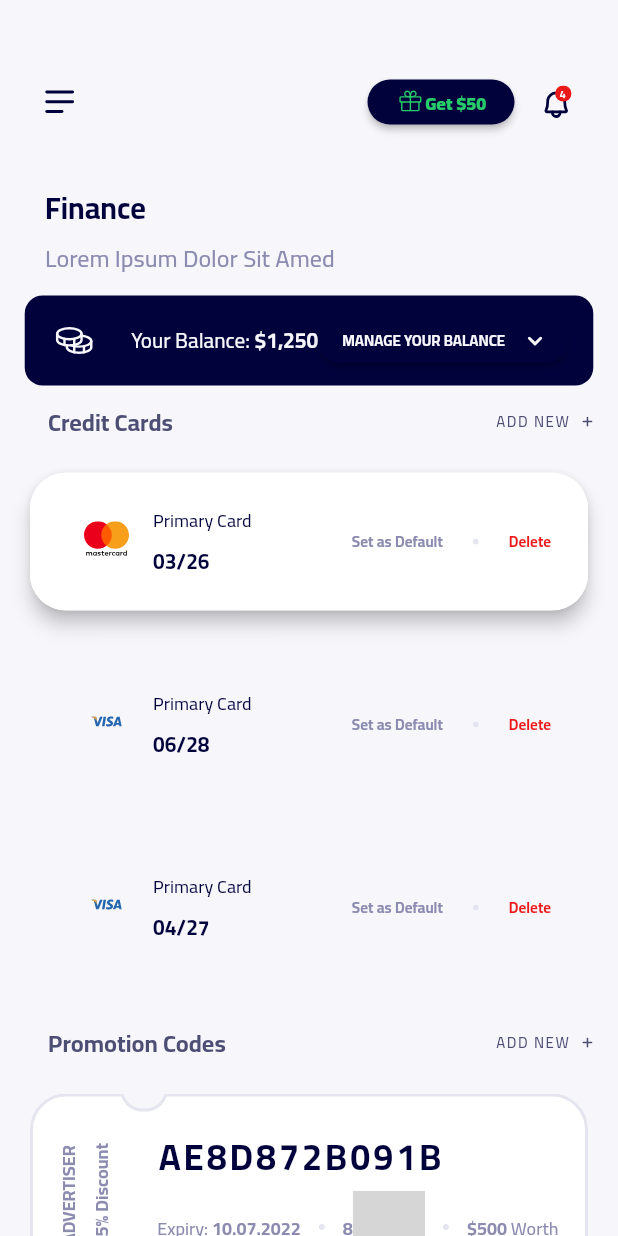
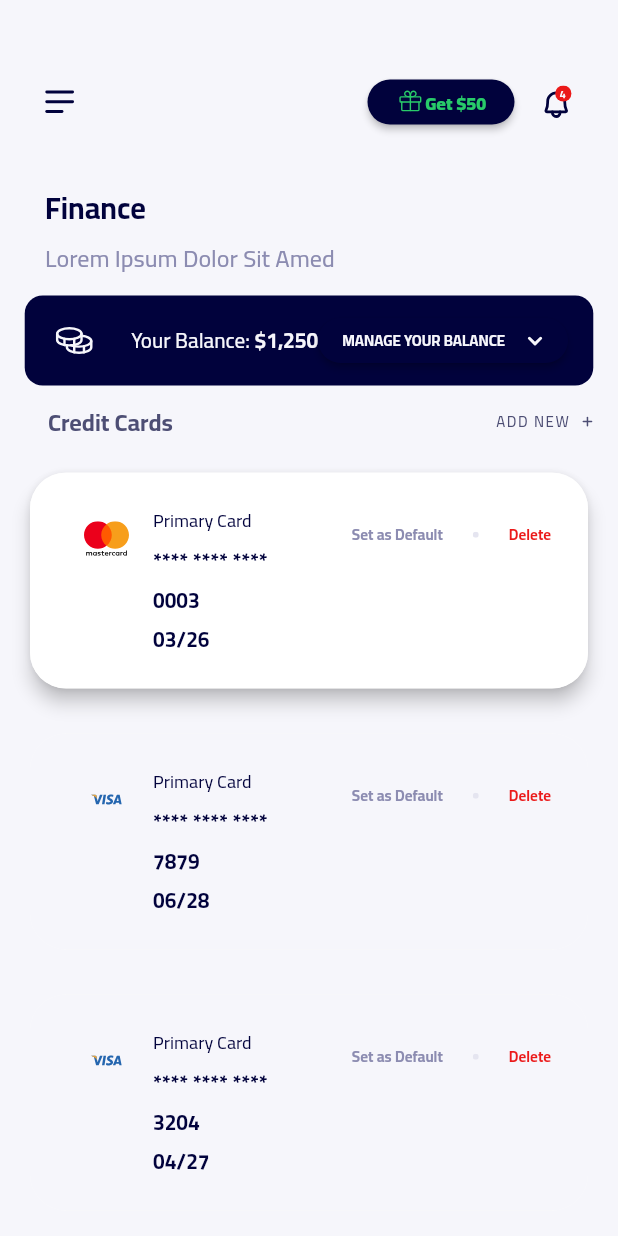
Before and after one commit to ozgun-kara/ruut, a Flutter app: the screen it shows after launch, on a phone screen of 412 x 824 dp. Run offline on Flutter 3.47's test engine with Material 2 defaults, Android fonts, the phone set to English and light mode, and no system bars; our stand-ins replace flutter_svg; statements that could not run were skipped; grey boxes are pictures that could not be loaded.

Commit message:
Update finance_page.dart

```diff
--- a/lib/pages/finance_page.dart
+++ b/lib/pages/finance_page.dart
@@ -354,7 +354,15 @@ class FinancePage extends StatelessWidget {
                                         ),
                                       ),
                                     ),
-
+                                    Text(
+                                      items[index].cardNumber ?? '',
+                                      style: const TextStyle(
+                                        fontSize: 14,
+                                        fontFamily: "Cairo-VariableFont_wght",
+                                        fontWeight: FontWeight.bold,
+                                        color: Color(0xFF01023C),
+                                      ),
+                                    ),
                                     Text(
                                       items[index].expDate ?? '',
                                       style: TextStyle(
```
